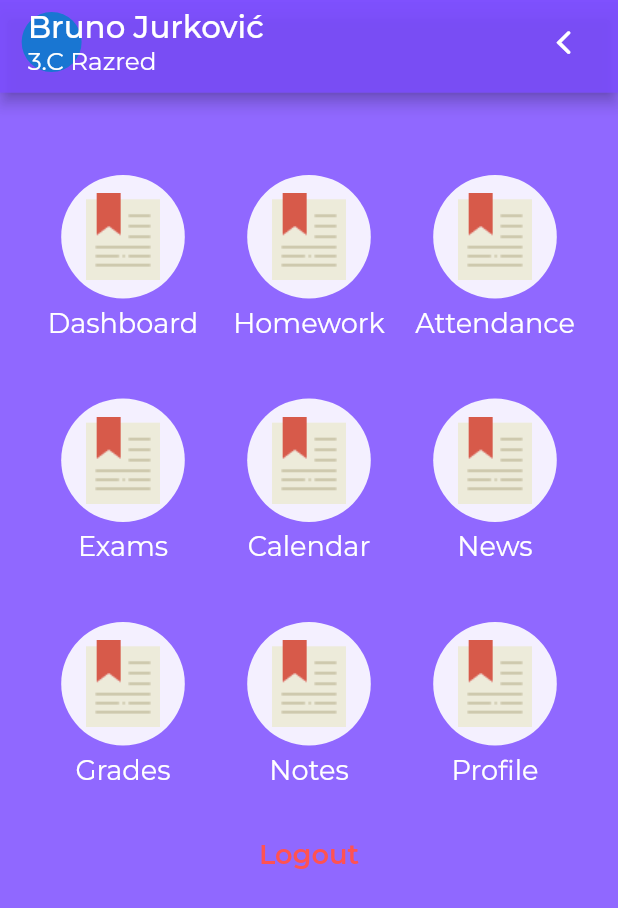
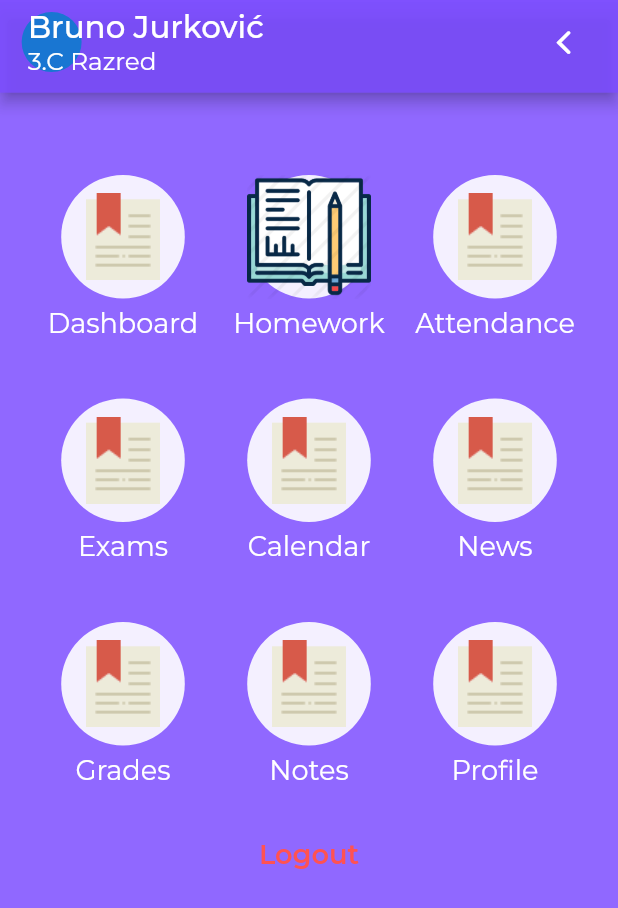
Before and after one commit to BrunoJurkovic/akademik, a Flutter app: the MenuScreen screen opened by its route, on a phone screen of 412 x 824 dp. Shown: the top 908 px of the screen. Run offline on Flutter 3.47's test engine with Material 2 defaults, Android fonts, the phone set to English and light mode, and no system bars; our stand-ins replace auto_route, cached_network_image, cloud_firestore, firebase_auth, firebase_core, flutter_form_builder and 3 more; missing offline and left inert: koukicons; accounts and stored records are empty.

Commit message:
Homework screen groundwork

```diff
--- a/lib/screens/menu/menu.dart
+++ b/lib/screens/menu/menu.dart
@@ -86,7 +86,10 @@ class _MenuScreenState extends State<MenuScreen> {
                     callback: () {
                       ExtendedNavigator.of(context).pop();
                     }),
-                AkademikGridItem(text: 'Homework', callback: () {}),
+                AkademikGridItem(
+                    text: 'Homework',
+                    callback: () {},
+                    iconPath: 'assets/images/homework_icon.png'),
                 AkademikGridItem(text: 'Attendance', callback: () {}),
                 AkademikGridItem(text: 'Exams', callback: () {}),
                 AkademikGridItem(text: 'Calendar', callback: () {}),
@@ -132,14 +135,12 @@ class _MenuScreenState extends State<MenuScreen> {
 }
 
 class AkademikGridItem extends StatelessWidget {
-  const AkademikGridItem({
-    Key key,
-    this.text,
-    this.callback,
-  }) : super(key: key);
+  const AkademikGridItem({Key key, this.text, this.callback, this.iconPath})
+      : super(key: key);
 
   final String text;
   final Function callback;
+  final String iconPath;
 
   @override
   Widget build(BuildContext context) {
@@ -161,7 +162,14 @@ class AkademikGridItem extends StatelessWidget {
                   shape: BoxShape.circle,
                   color: Colors.white.withOpacity(0.9),
                 ),
-                child: Image.asset('assets/images/bookmarkC.png')),
+                child: Container(
+                  width: width * 0.1,
+                  height: height * 0.1,
+                  child: Image.asset(
+                    iconPath ?? 'assets/images/bookmarkC.png',
+                    fit: BoxFit.scaleDown,
+                  ),
+                )),
           ),
         ),
         Text(
```
Also changed, not shown: lib/screens/homework/homework.dart (added, +54 -0 lines), assets/images/homework_icon.png (added), 1 other file.
